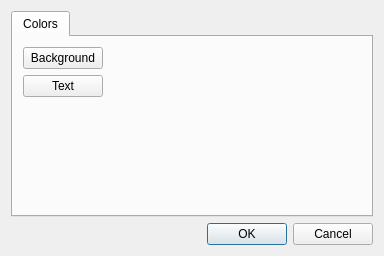
Old version of the form src/dialogprefs.ui in the repository qtilities/sqeleton.
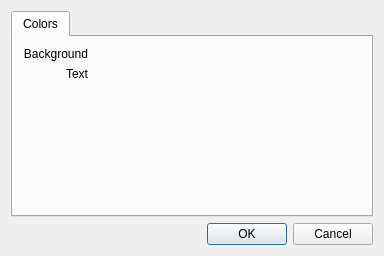
New version of the form. Custom widgets are drawn as their Qt base class.

Patch:
```diff
--- a/src/dialogprefs.ui
+++ b/src/dialogprefs.ui
@@ -30,27 +30,29 @@
         </rect>
        </property>
        <layout class="QGridLayout" name="layColors">
-        <item row="1" column="0">
-         <widget class="QPushButton" name="pbnFg">
+        <property name="sizeConstraint">
+         <enum>QLayout::SetNoConstraint</enum>
+        </property>
+        <item row="0" column="1">
+         <widget class="Qtilities::LiteButton" name="lbnBgColor">
+          <property name="sizePolicy">
+           <sizepolicy hsizetype="Expanding" vsizetype="Preferred">
+            <horstretch>0</horstretch>
+            <verstretch>0</verstretch>
+           </sizepolicy>
+          </property>
           <property name="text">
-           <string>Text</string>
+           <string/>
           </property>
          </widget>
         </item>
         <item row="1" column="1">
-         <widget class="QLabel" name="lblColorFg">
+         <widget class="Qtilities::LiteButton" name="lbnFgColor">
           <property name="text">
            <string/>
           </property>
          </widget>
         </item>
-        <item row="0" column="0">
-         <widget class="QPushButton" name="pbnBg">
-          <property name="text">
-           <string>Background</string>
-          </property>
-         </widget>
-        </item>
         <item row="2" column="1">
          <spacer name="vspColors">
           <property name="orientation">
@@ -64,16 +66,23 @@
           </property>
          </spacer>
         </item>
-        <item row="0" column="1">
-         <widget class="QLabel" name="lblColorBg">
-          <property name="sizePolicy">
-           <sizepolicy hsizetype="Expanding" vsizetype="Preferred">
-            <horstretch>0</horstretch>
-            <verstretch>0</verstretch>
-           </sizepolicy>
+        <item row="0" column="0">
+         <widget class="QLabel" name="lblBackground">
+          <property name="text">
+           <string>Background</string>
           </property>
+          <property name="alignment">
+           <set>Qt::AlignRight|Qt::AlignTrailing|Qt::AlignVCenter</set>
+          </property>
+         </widget>
+        </item>
+        <item row="1" column="0">
+         <widget class="QLabel" name="lblText">
           <property name="text">
-           <string/>
+           <string>Text</string>
+          </property>
+          <property name="alignment">
+           <set>Qt::AlignRight|Qt::AlignTrailing|Qt::AlignVCenter</set>
           </property>
          </widget>
         </item>
@@ -100,6 +109,13 @@
    </item>
   </layout>
  </widget>
+ <customwidgets>
+  <customwidget>
+   <class>Qtilities::LiteButton</class>
+   <extends>QLabel</extends>
+   <header>src/litebutton.hpp</header>
+  </customwidget>
+ </customwidgets>
  <resources/>
  <connections/>
 </ui>
```
